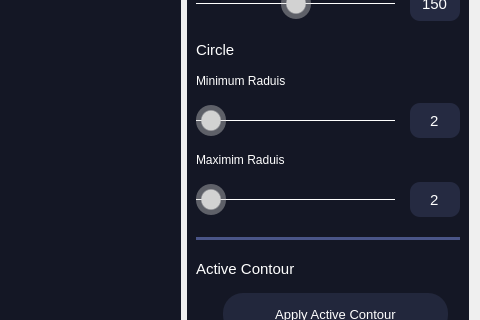
The window that src/UI/houghwidget.ui (1brahimmohamed/Computer-Vision-Toolkit) describes before a commit, drawn with Qt 5; both pictures show x 776 to 1256 and y 276 to 596 of the 1256 by 948 pixel window.
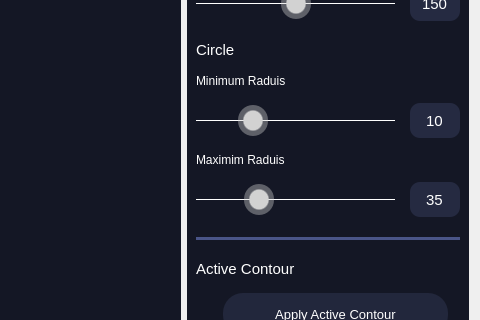
The same window after the commit.

The edit to the form file:
```diff
--- a/src/UI/houghwidget.ui
+++ b/src/UI/houghwidget.ui
@@ -532,7 +532,7 @@
 }</string>
                </property>
                <property name="text">
-                <string>2</string>
+                <string>35</string>
                </property>
                <property name="alignment">
                 <set>Qt::AlignCenter</set>
@@ -566,6 +566,15 @@
     background: qradialgradient(spread:reflect, cx:0.5, cy:0.5, radius:0.5, fx:0.5, fy:0.5, stop:0.6 rgba(255, 255, 255, 255), stop:0.7 rgba(255, 255, 255, 100));
 }</string>
                </property>
+               <property name="minimum">
+                <number>25</number>
+               </property>
+               <property name="maximum">
+                <number>60</number>
+               </property>
+               <property name="value">
+                <number>35</number>
+               </property>
                <property name="orientation">
                 <enum>Qt::Horizontal</enum>
                </property>
@@ -598,6 +607,15 @@
     background: qradialgradient(spread:reflect, cx:0.5, cy:0.5, radius:0.5, fx:0.5, fy:0.5, stop:0.6 rgba(255, 255, 255, 255), stop:0.7 rgba(255, 255, 255, 100));
 }</string>
                </property>
+               <property name="minimum">
+                <number>5</number>
+               </property>
+               <property name="maximum">
+                <number>25</number>
+               </property>
+               <property name="value">
+                <number>10</number>
+               </property>
                <property name="orientation">
                 <enum>Qt::Horizontal</enum>
                </property>
@@ -626,7 +644,7 @@
 }</string>
                </property>
                <property name="text">
-                <string>2</string>
+                <string>10</string>
                </property>
                <property name="alignment">
                 <set>Qt::AlignCenter</set>
```
Left out of the diff: 2 changed lines with no effect on the pictures.
